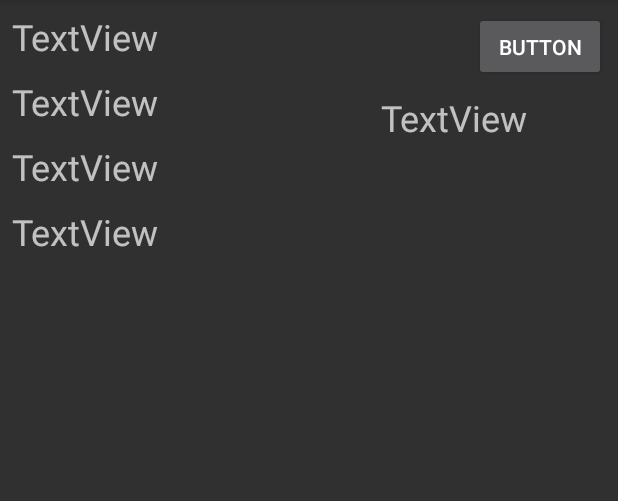
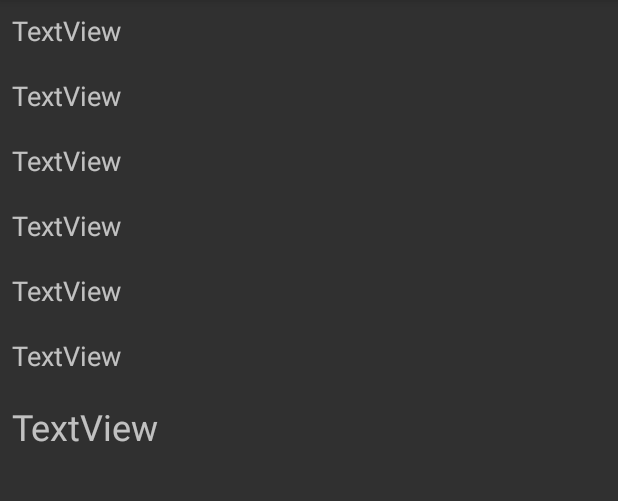
Before and after one commit to MJJoker/LuftdatenParser, an Android app: the screen it shows after launch (MainActivity), on a phone screen of 412 x 824 dp, the part 84-585 px from its top. Run offline under Robolectric (Android 15) with nearby library versions, the phone set to English and light mode, and no system bars.

Commit message:
added Temperatur and rel. Luftfeuchte improved the displayed timestamp to contain leading zeros

```diff
--- a/app/build.gradle
+++ b/app/build.gradle
@@ -7,7 +7,7 @@ android {
     defaultConfig {
 
         applicationId "com.example.m.myfirstapp"
-        minSdkVersion 15 /* support minimum of API17 */
+        minSdkVersion 17 /* support minimum of API17 */
         targetSdkVersion 25
         versionCode 1
         versionName "1.0"
--- a/app/src/main/java/com/example/m/myfirstapp/MyIntentService.java
+++ b/app/src/main/java/com/example/m/myfirstapp/MyIntentService.java
@@ -15,6 +15,8 @@ public class MyIntentService extends IntentService {
     public static final String EXTRA_PARAM_PM10 = "com.myapp.extra.PARAM_PM10";
     public static final String EXTRA_PARAM_WIFIDB = "com.myapp.extra.PARAM_WIFIDB";
     public static final String EXTRA_PARAM_WIFIPERCENT = "com.myapp.extra.PARAM_WIFIPERCENT";
+    public static final String EXTRA_PARAM_LUFTFEUCHTE = "com.myapp.extra.PARAM_LUFTFEUCHTE";
+    public static final String EXTRA_PARAM_TEMPERATUR = "com.myapp.extra.PARAM_TEMPERATUR";
 
 
 
@@ -27,10 +29,7 @@ public class MyIntentService extends IntentService {
     }
 
     public MyIntentService() {
-
         super("MyIntentService");
-
-
     }
 
     @Override
@@ -55,6 +54,8 @@ public class MyIntentService extends IntentService {
         intent.putExtra(EXTRA_PARAM_PM10, params[1]);
         intent.putExtra(EXTRA_PARAM_WIFIDB, params[2]);
         intent.putExtra(EXTRA_PARAM_WIFIPERCENT, params[3]);
+        intent.putExtra(EXTRA_PARAM_TEMPERATUR, params[4]);
+        intent.putExtra(EXTRA_PARAM_LUFTFEUCHTE, params[5]);
 
         LocalBroadcastManager bm = LocalBroadcastManager.getInstance(this);
         bm.sendBroadcast(intent);
--- a/app/src/main/res/layout/activity_main.xml
+++ b/app/src/main/res/layout/activity_main.xml
@@ -6,70 +6,84 @@
     android:layout_height="match_parent"
     tools:context="com.example.m.myfirstapp.MainActivity">
 
-    <Button
-        android:id="@+id/button2"
-        android:layout_width="wrap_content"
-        android:layout_height="46dp"
-        android:layout_marginEnd="8dp"
-        android:layout_marginTop="8dp"
-        android:onClick="sendMessage"
-        android:text="Button"
-        app:layout_constraintEnd_toEndOf="parent"
-        app:layout_constraintTop_toTopOf="parent" />
-
     <TextView
         android:id="@+id/pm25_textview"
-        android:layout_width="150dp"
+        android:layout_width="250dp"
         android:layout_height="35dp"
         android:layout_marginStart="8dp"
         android:layout_marginTop="8dp"
         android:text="TextView"
-        android:textSize="24sp"
+        android:textSize="18sp"
         app:layout_constraintStart_toStartOf="parent"
         app:layout_constraintTop_toTopOf="parent" />
 
     <TextView
         android:id="@+id/pm10_textview"
-        android:layout_width="150dp"
+        android:layout_width="200dp"
         android:layout_height="35dp"
         android:layout_marginStart="8dp"
         android:layout_marginTop="8dp"
         android:text="TextView"
-        android:textSize="24sp"
+        android:textSize="18sp"
         app:layout_constraintStart_toStartOf="parent"
         app:layout_constraintTop_toBottomOf="@+id/pm25_textview" />
 
     <TextView
         android:id="@+id/wifidb_textview"
-        android:layout_width="150dp"
+        android:layout_width="200dp"
         android:layout_height="35dp"
         android:layout_marginStart="8dp"
         android:layout_marginTop="8dp"
         android:text="TextView"
-        android:textSize="24sp"
+        android:textSize="18sp"
         app:layout_constraintStart_toStartOf="parent"
         app:layout_constraintTop_toBottomOf="@+id/pm10_textview" />
 
     <TextView
         android:id="@+id/wifipercent_textview"
-        android:layout_width="150dp"
+        android:layout_width="250dp"
         android:layout_height="35dp"
         android:layout_marginStart="8dp"
         android:layout_marginTop="8dp"
         android:text="TextView"
-        android:textSize="24sp"
+        android:textSize="18sp"
         app:layout_constraintStart_toStartOf="parent"
         app:layout_constraintTop_toBottomOf="@+id/wifidb_textview" />
 
     <TextView
         android:id="@+id/datetime_textview"
-        android:layout_width="150dp"
+        android:layout_width="250dp"
         android:layout_height="35dp"
-        android:layout_marginEnd="8dp"
+        android:layout_marginEnd="224dp"
+        android:layout_marginStart="8dp"
         android:layout_marginTop="8dp"
         android:text="TextView"
         android:textSize="24sp"
         app:layout_constraintEnd_toEndOf="parent"
-        app:layout_constraintTop_toBottomOf="@+id/button2" />
+        app:layout_constraintHorizontal_bias="0.0"
+        app:layout_constraintStart_toStartOf="parent"
+        app:layout_constraintTop_toBottomOf="@+id/luftfeuchte_textview" />
+
+    <TextView
+        android:id="@+id/temperatur_textview"
+        android:layout_width="250dp"
+        android:layout_height="35dp"
+        android:layout_marginStart="8dp"
+        android:layout_marginTop="8dp"
+        android:text="TextView"
+        android:textSize="18sp"
+        app:layout_constraintStart_toStartOf="parent"
+        app:layout_constraintTop_toBottomOf="@+id/wifipercent_textview" />
+
+    <TextView
+        android:id="@+id/luftfeuchte_textview"
+        android:layout_width="250dp"
+        android:layout_height="35dp"
+        android:layout_marginStart="8dp"
+        android:layout_marginTop="8dp"
+        android:text="TextView"
+        android:textSize="18sp"
+        app:layout_constraintStart_toStartOf="parent"
+        app:layout_constraintTop_toBottomOf="@+id/temperatur_textview" />
 
 </android.support.constraint.ConstraintLayout>
```
Also changed, not shown: app/src/main/java/com/example/m/myfirstapp/MainActivity.java (+33 -7 lines).
